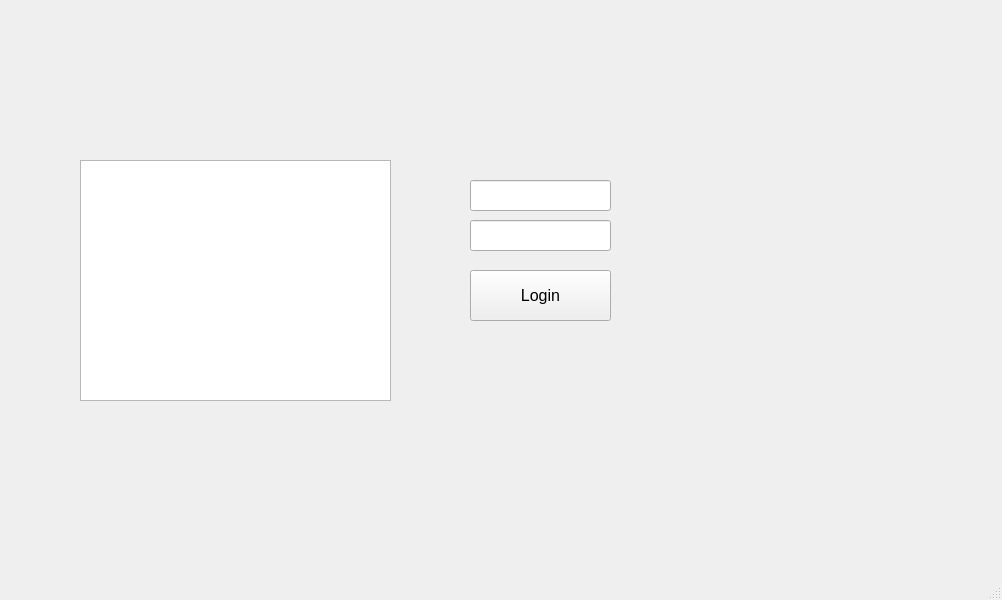
Above: bankautomat/mainwindow.ui from tvt21kmo-bank-project/group_4 before the change. Below: the same form after it.
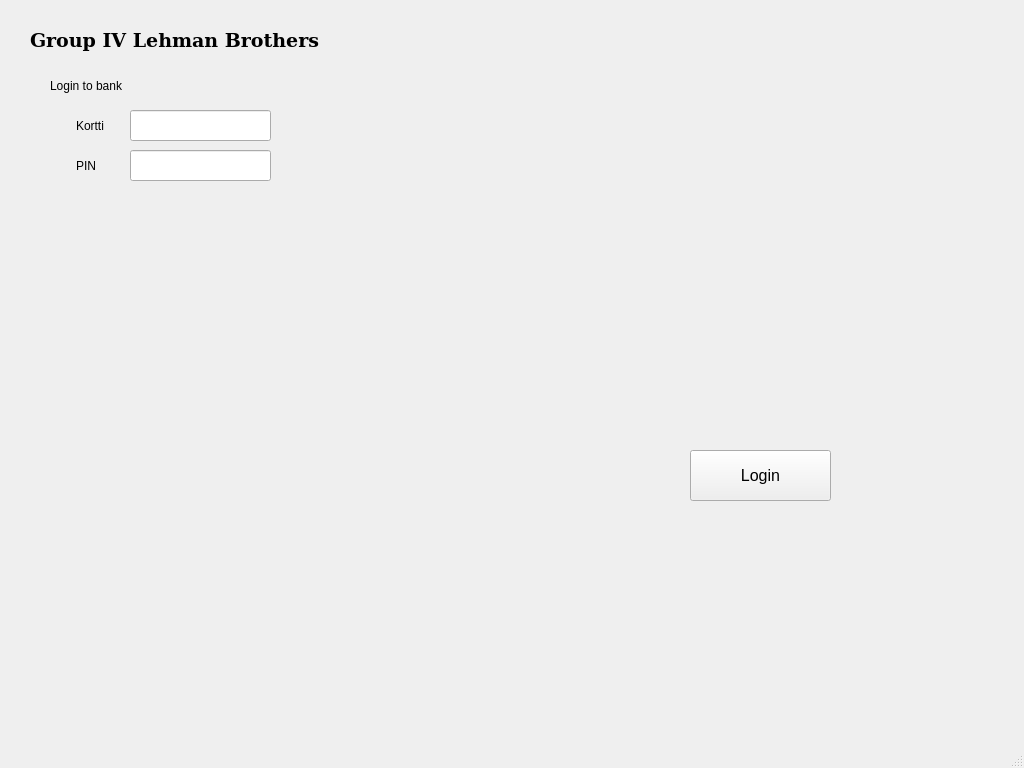
That is the form after the change.

```diff
--- a/bankautomat/mainwindow.ui
+++ b/bankautomat/mainwindow.ui
@@ -6,29 +6,22 @@
    <rect>
     <x>0</x>
     <y>0</y>
-    <width>1002</width>
-    <height>600</height>
+    <width>1024</width>
+    <height>768</height>
    </rect>
   </property>
   <property name="windowTitle">
    <string>MainWindow</string>
   </property>
+  <property name="styleSheet">
+   <string notr="true"/>
+  </property>
   <widget class="QWidget" name="centralwidget">
-   <widget class="QTextEdit" name="txtBooks">
-    <property name="geometry">
-     <rect>
-      <x>80</x>
-      <y>160</y>
-      <width>311</width>
-      <height>241</height>
-     </rect>
-    </property>
-   </widget>
    <widget class="QLineEdit" name="lineEditUsername">
     <property name="geometry">
      <rect>
-      <x>470</x>
-      <y>180</y>
+      <x>130</x>
+      <y>110</y>
       <width>141</width>
       <height>31</height>
      </rect>
@@ -42,8 +35,8 @@
    <widget class="QLineEdit" name="lineEditPassword">
     <property name="geometry">
      <rect>
-      <x>470</x>
-      <y>220</y>
+      <x>130</x>
+      <y>150</y>
       <width>141</width>
       <height>31</height>
      </rect>
@@ -60,8 +53,8 @@
    <widget class="QPushButton" name="btnLogin">
     <property name="geometry">
      <rect>
-      <x>470</x>
-      <y>270</y>
+      <x>690</x>
+      <y>450</y>
       <width>141</width>
       <height>51</height>
      </rect>
@@ -75,16 +68,82 @@
      <string>Login</string>
     </property>
    </widget>
-  </widget>
-  <widget class="QMenuBar" name="menubar">
-   <property name="geometry">
-    <rect>
-     <x>0</x>
-     <y>0</y>
-     <width>1002</width>
-     <height>21</height>
-    </rect>
-   </property>
+   <widget class="QLabel" name="labelMainTitle">
+    <property name="geometry">
+     <rect>
+      <x>30</x>
+      <y>20</y>
+      <width>951</width>
+      <height>41</height>
+     </rect>
+    </property>
+    <property name="font">
+     <font>
+      <family>DejaVu Serif</family>
+      <pointsize>14</pointsize>
+      <weight>75</weight>
+      <bold>true</bold>
+     </font>
+    </property>
+    <property name="styleSheet">
+     <string notr="true"/>
+    </property>
+    <property name="text">
+     <string>Group IV Lehman Brothers</string>
+    </property>
+   </widget>
+   <widget class="QLabel" name="label">
+    <property name="geometry">
+     <rect>
+      <x>76</x>
+      <y>110</y>
+      <width>51</width>
+      <height>31</height>
+     </rect>
+    </property>
+    <property name="text">
+     <string>Kortti</string>
+    </property>
+   </widget>
+   <widget class="QLabel" name="label_2">
+    <property name="geometry">
+     <rect>
+      <x>76</x>
+      <y>150</y>
+      <width>51</width>
+      <height>31</height>
+     </rect>
+    </property>
+    <property name="text">
+     <string>PIN</string>
+    </property>
+   </widget>
+   <widget class="QLabel" name="label_3">
+    <property name="geometry">
+     <rect>
+      <x>50</x>
+      <y>70</y>
+      <width>261</width>
+      <height>31</height>
+     </rect>
+    </property>
+    <property name="text">
+     <string>Login to bank</string>
+    </property>
+   </widget>
+   <widget class="QLabel" name="labelLoginDebug">
+    <property name="geometry">
+     <rect>
+      <x>50</x>
+      <y>200</y>
+      <width>261</width>
+      <height>31</height>
+     </rect>
+    </property>
+    <property name="text">
+     <string/>
+    </property>
+   </widget>
   </widget>
   <widget class="QStatusBar" name="statusbar"/>
  </widget>
```
